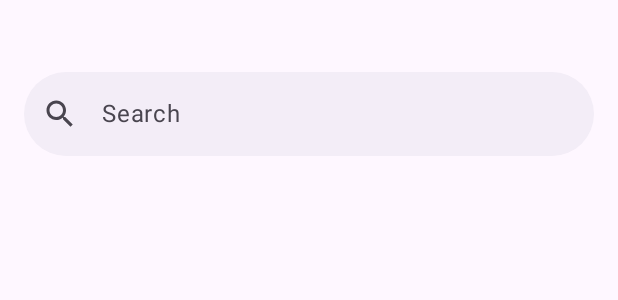
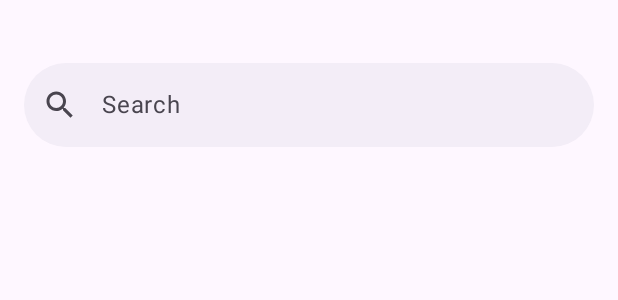
Before and after one commit to Halulkin/gallery-android, an Android app built with Jetpack Compose: the @Preview function ListScreenPreview, on a phone screen of 412 x 824 dp. Shown: the top 300 px of the screen. Run offline under Robolectric (Android 15) with nearby library versions, the phone set to English and light mode, and no system bars.

Commit message:
feat: reduce vertical padding in ListScreen for better spacing

```diff
--- a/app/src/main/java/com/halulkin/gallery/ui/list/ListScreen.kt
+++ b/app/src/main/java/com/halulkin/gallery/ui/list/ListScreen.kt
@@ -111,7 +111,7 @@ private fun ListScreenContent(
                 .fillMaxWidth()
                 .padding(
                     horizontal = 16.dp,
-                    vertical = 48.dp
+                    vertical = 42.dp
                 ),
         )
     }
```
